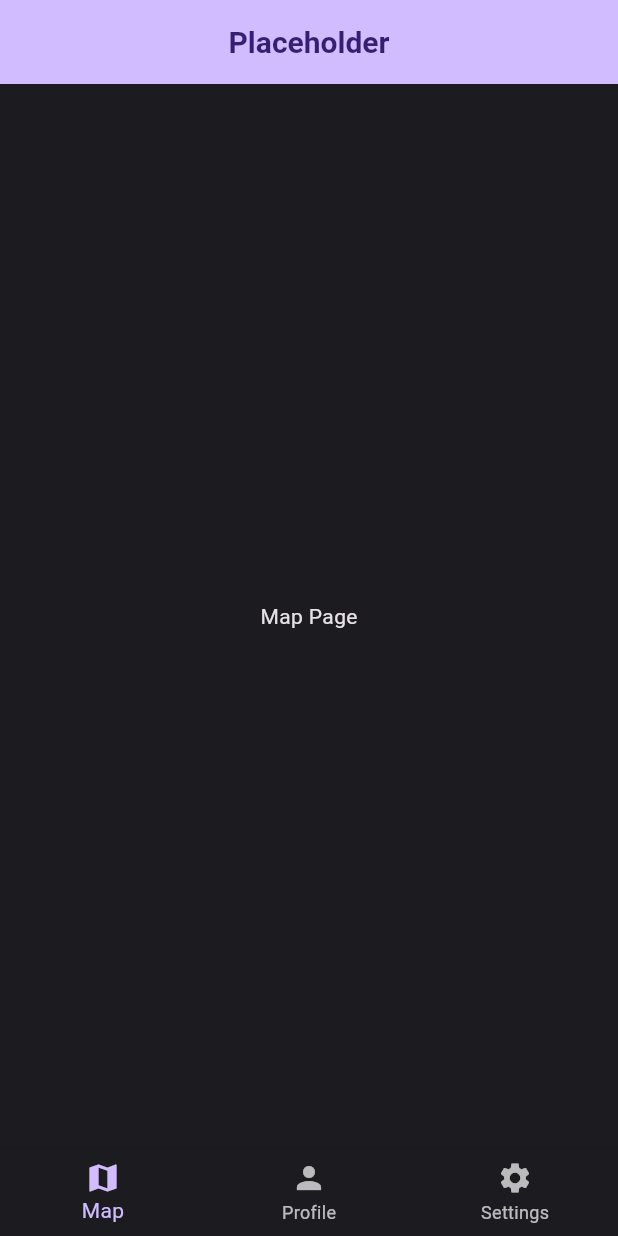
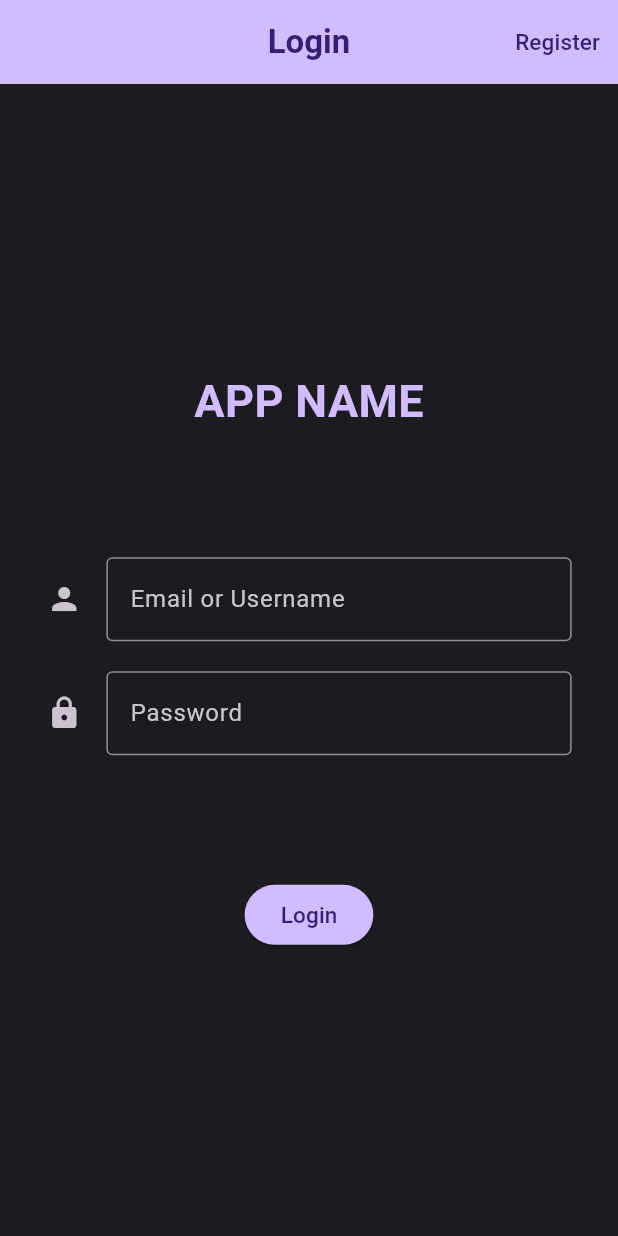
Before and after one commit to Lucase84/GeoCachingApp, a Flutter app: the screen it shows after launch, on a phone screen of 412 x 824 dp. Run offline on Flutter 3.47's test engine with Material 3 defaults, Android fonts, the phone set to English and light mode, and no system bars.

Commit message:
Create the UI of the login page and set it to first page

```diff
--- /dev/null
+++ b/lib/Views/login_page.dart
@@ -0,0 +1,128 @@
+import 'dart:async';
+
+import 'package:flutter/material.dart';
+import 'package:flutter/services.dart';
+
+class LoginPage extends StatefulWidget {
+  const LoginPage({super.key});
+
+  @override
+  State<LoginPage> createState() => _LoginPageState();
+}
+
+class _LoginPageState extends State<LoginPage> {
+  final TextEditingController _emailController = TextEditingController();
+  final TextEditingController _passwordController = TextEditingController();
+
+  @override
+  void initState() {
+    super.initState();
+    unawaited(
+      SystemChrome.setPreferredOrientations(<DeviceOrientation>[
+        DeviceOrientation.portraitUp,
+      ]),
+    );
+  }
+
+  @override
+  Widget build(BuildContext context) {
+    return Scaffold(
+      appBar: AppBar(
+        title: Text(
+          'Login',
+          style: TextStyle(
+            fontSize: 22,
+            fontWeight: FontWeight.bold,
+            color: Theme.of(context).colorScheme.onPrimary,
+          ),
+        ),
+        automaticallyImplyLeading: false,
+        centerTitle: true,
+        actions: <Widget>[
+          TextButton(
+            onPressed: () {
+              // open register page
+            },
+            child: Text(
+              'Register',
+              style: TextStyle(
+                fontSize: 15,
+                color: Theme.of(context).colorScheme.onPrimary,
+              ),
+            ),
+          ),
+        ],
+        backgroundColor: Theme.of(context).colorScheme.primary,
+      ),
+      body: Center(
+        child: Column(
+          mainAxisAlignment: MainAxisAlignment.center,
+          children: <Widget>[
+            Text(
+              'APP NAME',
+              style: TextStyle(
+                fontSize: 30,
+                fontWeight: FontWeight.bold,
+                color: Theme.of(context).colorScheme.primary,
+              ),
+            ),
+            SizedBox(
+              height: MediaQuery.of(context).size.height * 0.1,
+            ),
+            SizedBox(
+              width: MediaQuery.of(context).size.width * 0.85,
+              child: TextField(
+                controller: _emailController,
+                decoration: const InputDecoration(
+                  floatingLabelAlignment: FloatingLabelAlignment.center,
+                  icon: Icon(Icons.person),
+                  border: OutlineInputBorder(),
+                  labelText: 'Email or Username',
+                ),
+              ),
+            ),
+            const SizedBox(height: 20),
+            SizedBox(
+              width: MediaQuery.of(context).size.width * 0.85,
+              child: TextField(
+                controller: _passwordController,
+                obscureText: true,
+                onSubmitted: (String value) {
+                  FocusScope.of(context).unfocus();
+                },
+                decoration: const InputDecoration(
+                  icon: Icon(Icons.lock),
+                  floatingLabelAlignment: FloatingLabelAlignment.center,
+                  border: OutlineInputBorder(),
+                  labelText: 'Password',
+                ),
+              ),
+            ),
+            SizedBox(
+              height: MediaQuery.of(context).size.height * 0.1,
+            ),
+            ElevatedButton(
+              style: ButtonStyle(
+                backgroundColor: MaterialStateProperty.all<Color>(
+                  Theme.of(context).colorScheme.primary,
+                ),
+              ),
+              onPressed: () {
+                debugPrint('Email or Username: ${_emailController.text}');
+                debugPrint('Password: ${_passwordController.text}');
+                // login
+              },
+              child: Text(
+                'Login',
+                style: TextStyle(
+                  fontSize: 15,
+                  color: Theme.of(context).colorScheme.onPrimary,
+                ),
+              ),
+            ),
+          ],
+        ),
+      ),
+    );
+  }
+}
--- a/lib/main.dart
+++ b/lib/main.dart
@@ -1,4 +1,5 @@
 import 'package:flutter/material.dart';
+import 'package:flutter_application_1/Views/login_page.dart';
 
 import 'package:flutter_application_1/Views/map_page.dart';
 import 'package:flutter_application_1/Views/profile_page.dart';
@@ -20,7 +21,7 @@ class MyApp extends StatelessWidget {
       theme: ThemeData(
         colorScheme: darkColorScheme,
       ),
-      home: const MyHomePage(),
+      home: const LoginPage(),
     );
   }
 }
```
